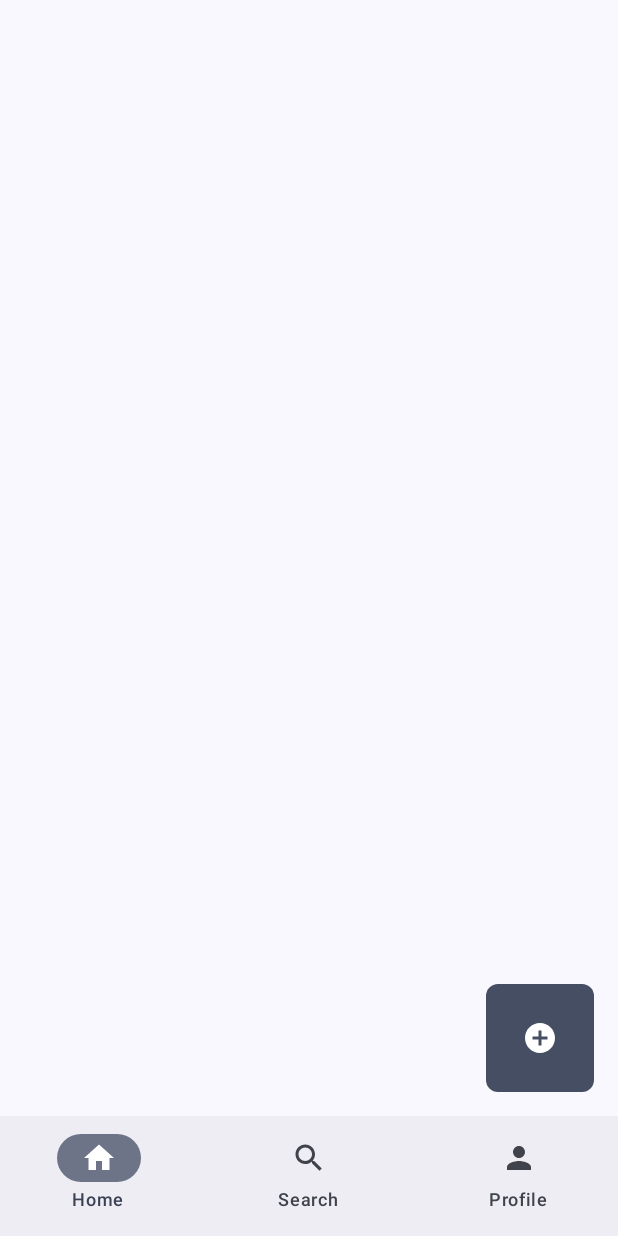
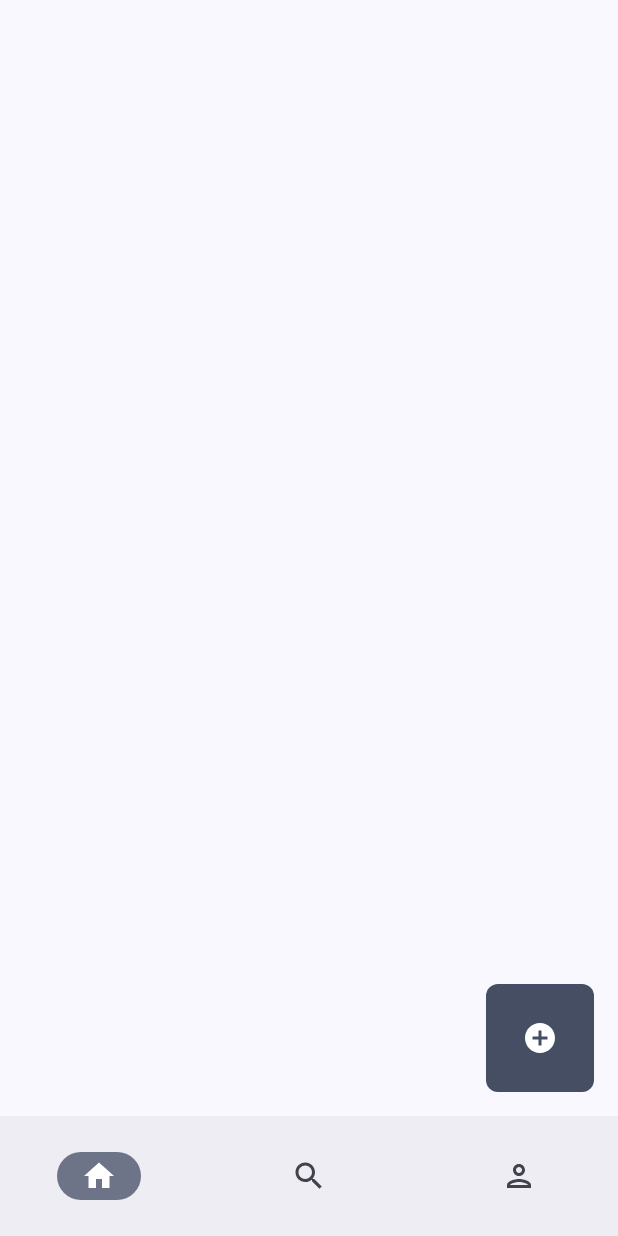
Before and after one commit to meeriemarie/dwitter, an Android app built with Jetpack Compose: the screen it shows after launch (MainNavigation), on a phone screen of 412 x 824 dp. Run offline under Robolectric (Android 15) with nearby library versions, the phone set to English and light mode, and no system bars; our stand-ins replace livedata-compose; libraries missing offline, so code that uses them is left out: io.github.jan.supabase; pictures from the network do not load; 6 statements that could not run were skipped.

Commit message:
Navigation UI

```diff
--- a/app/src/main/java/dev/cc231054/dwitter_ccl3/ui/NavItem.kt
+++ b/app/src/main/java/dev/cc231054/dwitter_ccl3/ui/NavItem.kt
@@ -4,10 +4,12 @@ import androidx.compose.material.icons.Icons
 import androidx.compose.material.icons.filled.Home
 import androidx.compose.material.icons.filled.Person
 import androidx.compose.material.icons.filled.Search
+import androidx.compose.material.icons.outlined.Home
+import androidx.compose.material.icons.outlined.Person
+import androidx.compose.material.icons.outlined.Search
 import androidx.compose.material3.Icon
 import androidx.compose.material3.NavigationBar
 import androidx.compose.material3.NavigationBarItem
-import androidx.compose.material3.Text
 import androidx.compose.runtime.Composable
 import androidx.navigation.NavController
 import androidx.navigation.compose.currentBackStackEntryAsState
@@ -25,24 +27,36 @@ fun BottomNavigationBar(navController: NavController){
     val activeRoute = navController.currentBackStackEntryAsState().value?.destination?.route?:Screens.Home.name
     val activeSreen = Screens.valueOf(activeRoute)
 
-    NavigationBar {
+    NavigationBar{
         NavigationBarItem(
             selected = activeSreen == Screens.Home,
             onClick = {navController.navigate(Screens.Home.name)},
-            icon = { Icon(imageVector = Icons.Filled.Home, contentDescription = "Home") },
-            label = { Text("Home") }
+            icon = {
+                Icon(
+                    imageVector = if (activeSreen != Screens.Home) Icons.Outlined.Home else Icons.Filled.Home,
+                    contentDescription = "Home",
+                )
+            },
         )
         NavigationBarItem(
             selected = activeSreen == Screens.Search,
             onClick = {navController.navigate(Screens.Search.name)},
-            icon = { Icon(imageVector = Icons.Filled.Search, contentDescription = "Search") },
-            label = { Text("Search") }
+            icon = {
+                Icon(
+                    imageVector = if (activeSreen != Screens.Search) Icons.Outlined.Search else Icons.Filled.Search,
+                    contentDescription = "Search",
+                )
+            },
         )
         NavigationBarItem(
             selected = activeSreen == Screens.Profile,
             onClick = {navController.navigate(Screens.Profile.name)},
-            icon = { Icon(imageVector = Icons.Filled.Person, contentDescription = "Profile") },
-            label = { Text("Profile") }
+            icon = {
+                Icon(
+                    imageVector = if (activeSreen != Screens.Profile) Icons.Outlined.Person else Icons.Filled.Person,
+                    contentDescription = "Profile",
+                )
+            },
         )
     }
 }
```
